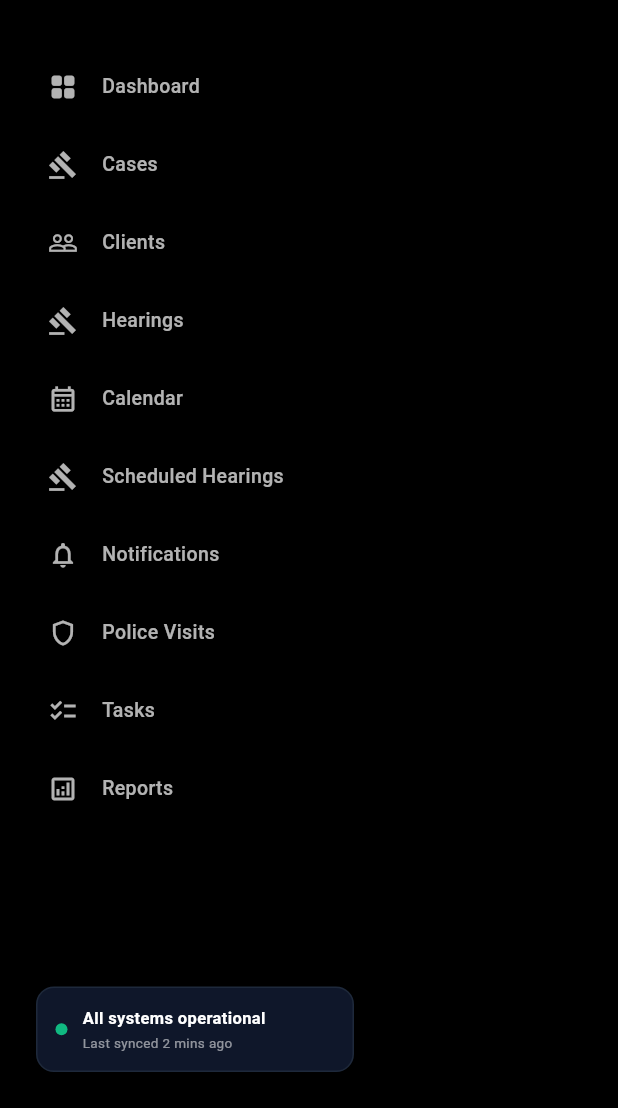
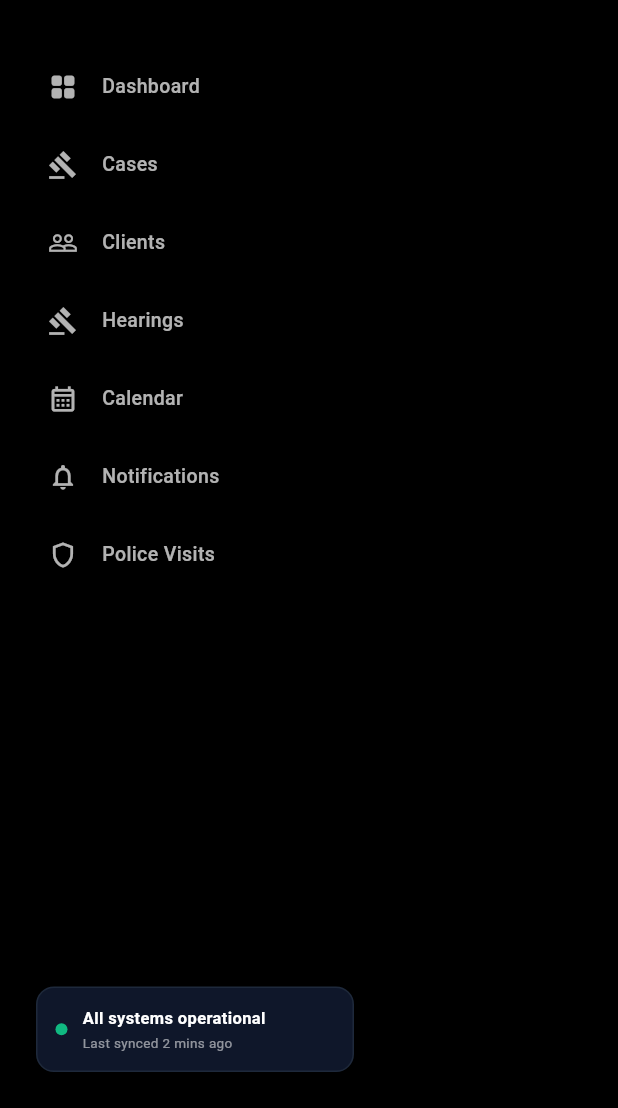
Before and after one commit to Akhilrs-RS/Flutter, a Flutter app: the DesktopSidebar widget shown alone on an empty page, opened directly with empty values, on a phone screen of 412 x 824 dp, the part 128-1236 px from its top. Run offline on Flutter 3.47's test engine with Material 3 defaults, Android fonts, the light colour scheme and no system bars; network calls fail; Roboto replaces fonts that are missing (Georgia).

Commit message:
Remove Scheduled Hearings, Tasks, and Reports from desktop sidebar navigation

```diff
--- a/lib/widgets/shared_widgets.dart
+++ b/lib/widgets/shared_widgets.dart
@@ -7,7 +7,6 @@ import 'package:advocate_app/screens/clients_screen.dart';
 import 'package:advocate_app/screens/notifications_screen.dart';
 import 'package:advocate_app/screens/profile_screen.dart';
 import 'package:advocate_app/screens/police_visits_screen.dart';
-import 'package:advocate_app/screens/reminders_screen.dart';
 
 class OverviewCard extends StatelessWidget {
   final IconData icon;
@@ -1588,11 +1587,8 @@ class DesktopSidebar extends StatelessWidget {
                 _buildMenuItem(context, 'Clients', Icons.people_outline, const APMSClientsScreen()),
                 _buildMenuItem(context, 'Hearings', Icons.gavel_outlined, const APMSCourtHearingsScreen()),
                 _buildMenuItem(context, 'Calendar', Icons.calendar_month_outlined, const APMSCalendarScreen()),
-                _buildMenuItem(context, 'Scheduled Hearings', Icons.gavel_outlined, const APMSCourtHearingsScreen()),
                 _buildMenuItem(context, 'Notifications', Icons.notifications_none_outlined, const APMSNotificationsScreen()),
                 _buildMenuItem(context, 'Police Visits', Icons.shield_outlined, const APMSPoliceVisitsScreen()),
-                _buildMenuItem(context, 'Tasks', Icons.checklist_outlined, const APMSRemindersScreen()),
-                _buildMenuItem(context, 'Reports', Icons.analytics_outlined, null),
               ],
             ),
           ),
```
